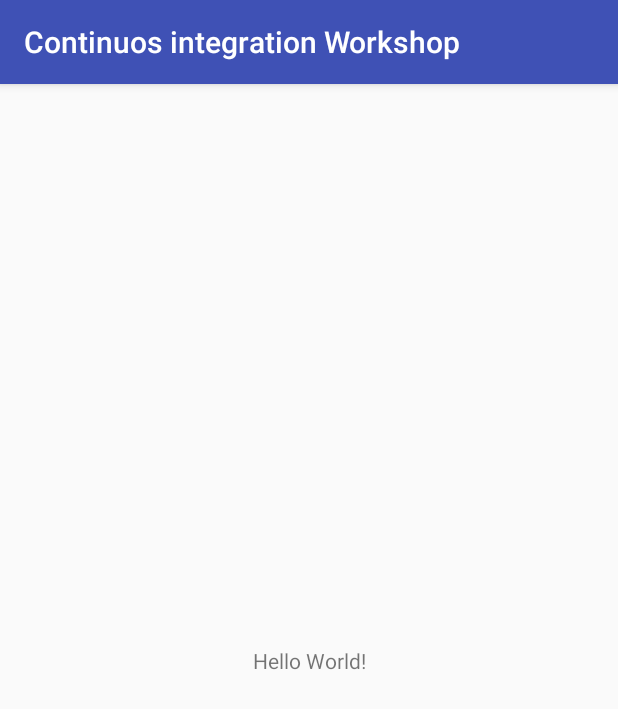
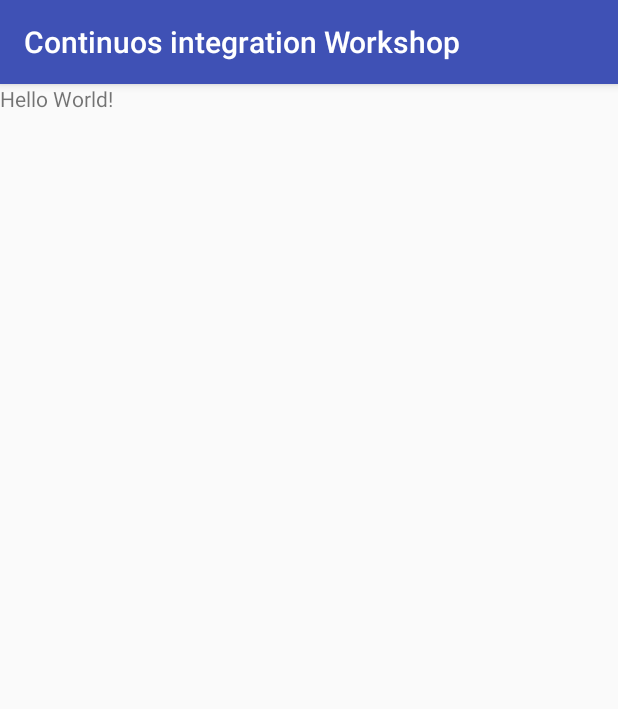
Before and after one commit to antira87/continuous-delivery-droidcon-it, an Android app: the screen it shows after launch (MainActivity), on a phone screen of 412 x 824 dp. Shown: the top 709 px of the screen. Run offline under Robolectric (Android 15) with nearby library versions, the phone set to English and light mode, and no system bars.

Commit message:
setup travis 4

```diff
--- a/app/build.gradle
+++ b/app/build.gradle
@@ -25,6 +25,5 @@ dependencies {
         exclude group: 'com.android.support', module: 'support-annotations'
     })
     compile 'com.android.support:appcompat-v7:24.2.1'
-    compile 'com.android.support.constraint:constraint-layout:1.0.2'
     testCompile 'junit:junit:4.12'
 }
--- a/app/src/main/res/layout/activity_main.xml
+++ b/app/src/main/res/layout/activity_main.xml
@@ -1,6 +1,6 @@
 <?xml version="1.0" encoding="utf-8"?>
-<android.support.constraint.ConstraintLayout xmlns:android="http://schemas.android.com/apk/res/android"
-    xmlns:app="http://schemas.android.com/apk/res-auto"
+<FrameLayout
+xmlns:android="http://schemas.android.com/apk/res/android"
 xmlns:tools="http://schemas.android.com/tools"
 android:layout_width="match_parent"
 android:layout_height="match_parent"
@@ -9,10 +9,6 @@
 <TextView
     android:layout_width="wrap_content"
     android:layout_height="wrap_content"
-        android:text="Hello World!"
-        app:layout_constraintBottom_toBottomOf="parent"
-        app:layout_constraintLeft_toLeftOf="parent"
-        app:layout_constraintRight_toRightOf="parent"
-        app:layout_constraintTop_toTopOf="parent" />
+    android:text="Hello World!"/>
 
-</android.support.constraint.ConstraintLayout>
+</FrameLayout>
```
Lines whose indentation alone changed are shown as unchanged.
